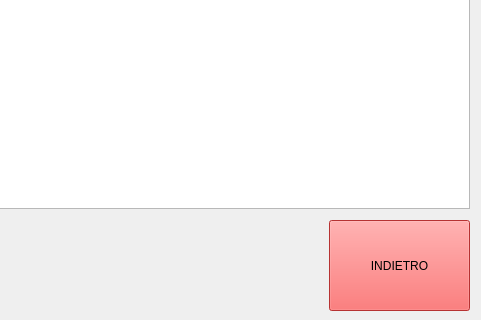
Diego30090/IngSoft_Palestra, file Boundaries/GestioneNotifiche/VisualizzaNotifiche.ui: the form before one commit; both pictures show x 421 to 902 and y 282 to 602 of the 902 by 602 pixel window.
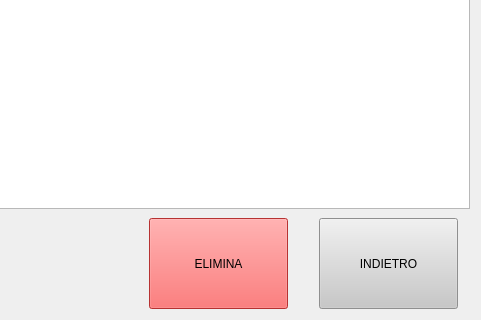
The form after the commit.

Commit message: aggiunto il delete delle notifiche

What changed in the file:
```diff
--- a/Boundaries/GestioneNotifiche/VisualizzaNotifiche.ui
+++ b/Boundaries/GestioneNotifiche/VisualizzaNotifiche.ui
@@ -13,22 +13,6 @@
   <property name="windowTitle">
    <string>Form</string>
   </property>
-  <widget class="QPushButton" name="backButton">
-   <property name="geometry">
-    <rect>
-     <x>750</x>
-     <y>502</y>
-     <width>141</width>
-     <height>91</height>
-    </rect>
-   </property>
-   <property name="styleSheet">
-    <string notr="true">background-color: rgb(255,70,70)</string>
-   </property>
-   <property name="text">
-    <string>INDIETRO</string>
-   </property>
-  </widget>
   <widget class="QTableWidget" name="tabellaNotifiche">
    <property name="geometry">
     <rect>
@@ -58,6 +42,50 @@
     </property>
    </column>
   </widget>
+  <widget class="QPushButton" name="backButton">
+   <property name="geometry">
+    <rect>
+     <x>740</x>
+     <y>500</y>
+     <width>139</width>
+     <height>91</height>
+    </rect>
+   </property>
+   <property name="sizePolicy">
+    <sizepolicy hsizetype="Minimum" vsizetype="Preferred">
+     <horstretch>0</horstretch>
+     <verstretch>0</verstretch>
+    </sizepolicy>
+   </property>
+   <property name="styleSheet">
+    <string notr="true">background-color: rgb(200,200,200)</string>
+   </property>
+   <property name="text">
+    <string>INDIETRO</string>
+   </property>
+  </widget>
+  <widget class="QPushButton" name="eliminaNotificaButton">
+   <property name="geometry">
+    <rect>
+     <x>570</x>
+     <y>500</y>
+     <width>139</width>
+     <height>91</height>
+    </rect>
+   </property>
+   <property name="sizePolicy">
+    <sizepolicy hsizetype="Minimum" vsizetype="Preferred">
+     <horstretch>0</horstretch>
+     <verstretch>0</verstretch>
+    </sizepolicy>
+   </property>
+   <property name="styleSheet">
+    <string notr="true">background-color: rgb(255,70,70)</string>
+   </property>
+   <property name="text">
+    <string>ELIMINA</string>
+   </property>
+  </widget>
  </widget>
  <resources/>
  <connections/>
```
The commit also changes 6 other files.
